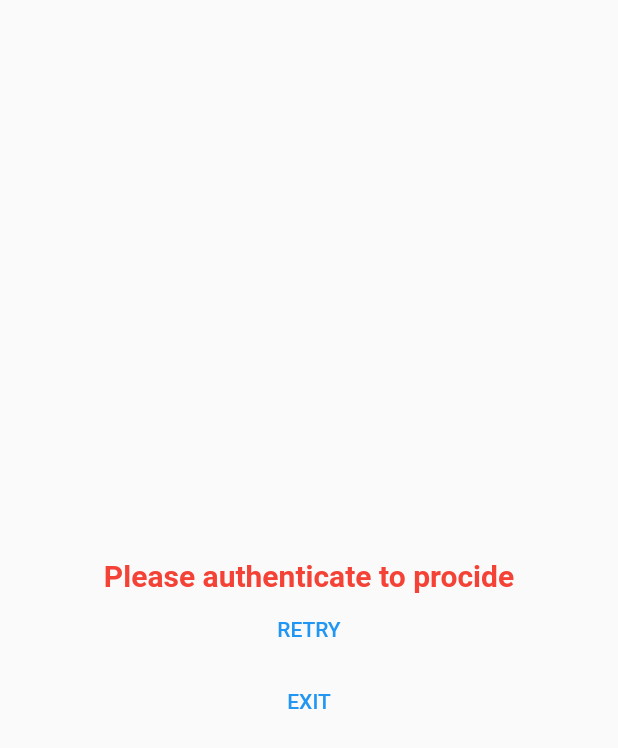
After one commit to mr-oggy/boozin_fitness, a Flutter app: the screen it shows after launch, on a phone screen of 412 x 824 dp. The commit adds this screen. Shown: the top 748 px of the screen. Run offline on Flutter 3.47's test engine with Material 2 defaults, Android fonts, the phone set to English and light mode, and no system bars; our stand-ins replace get, shimmer_animation; missing offline and left inert: health.

Commit message:
fix: final changes

```diff
--- a/lib/app.dart
+++ b/lib/app.dart
@@ -13,18 +13,11 @@ class App extends StatelessWidget {
       title: 'App Title',
       theme: ThemeData(
         brightness: Brightness.light,
-        /* light theme settings */
       ),
       darkTheme: ThemeData(
         brightness: Brightness.dark,
-        /* dark theme settings */
       ),
-
-      themeMode: ThemeMode.dark,
-      /* ThemeMode.system to follow system theme,
-         ThemeMode.light for light theme,
-         ThemeMode.dark for dark theme
-      */
+      themeMode: ThemeMode.system,
       debugShowCheckedModeBanner: false,
       initialRoute: Splash.route,
       getPages: [
--- a/lib/src/screens/home/home.dart
+++ b/lib/src/screens/home/home.dart
@@ -1,14 +1,13 @@
+
 import 'package:boozin_fitness/src/controller/helth_repository.dart';
-import 'package:boozin_fitness/src/extensions/theme_value.dart';
 import 'package:boozin_fitness/src/utils/font_style.dart';
 import 'package:boozin_fitness/src/utils/image_path.dart';
 import 'package:boozin_fitness/src/utils/loading_shimmer.dart';
 import 'package:boozin_fitness/src/utils/strings.dart';
 import 'package:boozin_fitness/src/widgets/home_card.dart';
-import 'package:boozin_fitness/src/widgets/show_image.dart';
 import 'package:flutter/material.dart';
 import 'package:get/get.dart';
-import 'package:health/health.dart';
+import 'package:boozin_fitness/src/widgets/error.dart' as error;
 
 class Home extends GetView<HelthRepository> {
   const Home({Key? key}) : super(key: key);
@@ -25,13 +24,19 @@ class Home extends GetView<HelthRepository> {
         /// featch data from repository
         child: Obx(() {
           final _healthPoint = controller.healthPoint;
-          HealthDataPoint? steps;
-          HealthDataPoint? calories;
+          num steps;
+          num calories;
+          if (controller.error.isNotEmpty) {
+            return error.Error(controller: controller);
+          }
 
           /// get data from repository and assing to steps and calories
           if (_healthPoint.isNotEmpty) {
-            steps = _healthPoint.first;
-            calories = _healthPoint.last;
+            steps = _healthPoint.first.value;
+            calories = _healthPoint.last.value;
+          } else {
+            steps = 0;
+            calories = 0;
           }
           return Column(
             mainAxisAlignment: MainAxisAlignment.start,
@@ -49,26 +54,26 @@ class Home extends GetView<HelthRepository> {
 
               /// if steps is null show shimmer
               LoadingShimmer(
-                loading: steps == null,
+                loading: controller.isLoading.value,
                 //if steps is not null show steps
                 child: HomeCard(
                   iconPath: ImagePath(context).iconFootSteps,
                   heading: AppText.steps,
-                  value: steps?.value.toDouble() ?? 0.0,
-                  title: '${steps?.value}',
+                  value: steps.toDouble(),
+                  title: '$steps',
                   goal: '15,000',
                 ),
               ),
 
               /// if calories is null show shimmer
               LoadingShimmer(
-                loading: calories == null,
+                loading: controller.isLoading.value,
                 //if calories is not null show calories
                 child: HomeCard(
                   iconPath: ImagePath(context).iconKcal,
                   heading: AppText.caloriesBurned,
-                  value: calories?.value.toDouble() ?? 0.0,
-                  title: '${calories?.value}',
+                  value: calories.toDouble(),
+                  title: '$calories',
                   goal: '15,000',
                 ),
               ),
--- a/lib/src/services/health_services.dart
+++ b/lib/src/services/health_services.dart
@@ -32,11 +32,13 @@ class HelthService {
     if (requested) {
       /// fetch the data from the health store
       healthData = await health.getHealthDataFromTypes(yesterday, now, types);
+
     } else {
       /// if the request is not successful
-      //todo: hendel error here
-      print("Authorization not granted");
+      throw AuthenticationRequired();
     }
     return healthData;
   }
 }
+
+class AuthenticationRequired extends Error {}
--- a/lib/src/utils/loading_shimmer.dart
+++ b/lib/src/utils/loading_shimmer.dart
@@ -1,3 +1,4 @@
+import 'package:boozin_fitness/src/extensions/theme_value.dart';
 import 'package:boozin_fitness/src/utils/colors.dart';
 import 'package:flutter/material.dart';
 import 'package:shimmer_animation/shimmer_animation.dart';
@@ -29,9 +30,9 @@ class LoadingShimmer extends StatelessWidget {
               borderRadius: borderRadius ?? BorderRadius.circular(10),
               child: Shimmer(
                 duration: const Duration(seconds: 2),
-                color: AppColor.black.withOpacity(0.005),
+                color: context.themeValue(light: AppColor.black, dark: AppColor.white).withOpacity(0.005),
                 child: Container(
-                  color: AppColor.black.withOpacity(0.05),
+                  color: context.themeValue(light: AppColor.black, dark: AppColor.white).withOpacity(0.05),
                   alignment: Alignment.center,
                   child: ConstrainedBox(
                     constraints: BoxConstraints(
--- a/lib/src/utils/strings.dart
+++ b/lib/src/utils/strings.dart
@@ -4,4 +4,7 @@ class AppText {
   static const String steps = "Steps";
   static const String caloriesBurned = "Calories Burned";
   static const String goal = "Goal";
+  static const String retry = "RETRY";
+  static const String exit = "EXIT";
+  static const String error = "Please authenticate to procide";
 }
--- /dev/null
+++ b/lib/src/widgets/error.dart
@@ -0,0 +1,46 @@
+import 'dart:io';
+
+import 'package:boozin_fitness/src/controller/helth_repository.dart';
+import 'package:boozin_fitness/src/utils/strings.dart';
+import 'package:flutter/material.dart';
+import 'package:flutter/services.dart';
+
+class Error extends StatelessWidget {
+  const Error({required this.controller, Key? key}) : super(key: key);
+  final HelthRepository controller;
+  @override
+  Widget build(BuildContext context) {
+    return SizedBox(
+      height: MediaQuery.of(context).size.height,
+      width: MediaQuery.of(context).size.width,
+      child: Column(
+        mainAxisAlignment: MainAxisAlignment.center,
+        crossAxisAlignment: CrossAxisAlignment.center,
+        children: [
+          const Text(
+            AppText.error,
+            style: TextStyle(
+              fontSize: 20,
+              fontWeight: FontWeight.bold,
+              color: Colors.red,
+            ),
+          ),
+          TextButton(
+            onPressed: () => controller.fetchHealthData(),
+            child: const Text(AppText.retry),
+          ),
+          TextButton(
+            onPressed: () {
+              if (Platform.isAndroid) {
+                SystemNavigator.pop();
+              } else if (Platform.isIOS) {
+                exit(0);
+              }
+            },
+            child: const Text(AppText.exit),
+          ),
+        ],
+      ),
+    );
+  }
+}
--- a/lib/src/widgets/home_card.dart
+++ b/lib/src/widgets/home_card.dart
@@ -1,3 +1,4 @@
+import 'package:boozin_fitness/src/extensions/theme_value.dart';
 import 'package:boozin_fitness/src/utils/colors.dart';
 import 'package:boozin_fitness/src/utils/font_style.dart';
 import 'package:boozin_fitness/src/utils/strings.dart';
@@ -71,7 +72,9 @@ class HomeCard extends StatelessWidget {
                         child: LinearProgressIndicator(
                           /// change the value of the progress bar
                           value: value / 100,
-                          valueColor: const AlwaysStoppedAnimation(AppColor.black),
+                          valueColor: AlwaysStoppedAnimation(
+                            context.themeValue(light: AppColor.black, dark: AppColor.white),
+                          ),
                           backgroundColor: AppColor.white,
                           minHeight: 16,
                         ),
--- a/pubspec.yaml
+++ b/pubspec.yaml
@@ -62,7 +62,6 @@ flutter:
     - assets/splash_logo/dark/Booz_n.png
     - assets/splash_logo/light/Booz_n.png
     - assets/splash_logo/i_common.png
-    - assets/splash_logo/oo_common.png
 
   # An image asset can refer to one or more resolution-specific "variants", see
   # https://flutter.dev/assets-and-images/#resolution-aware.
```
Also changed, not shown: lib/src/controller/helth_repository.dart (+11 -3 lines), lib/src/screens/splash/splash.dart (+5 -4 lines).
